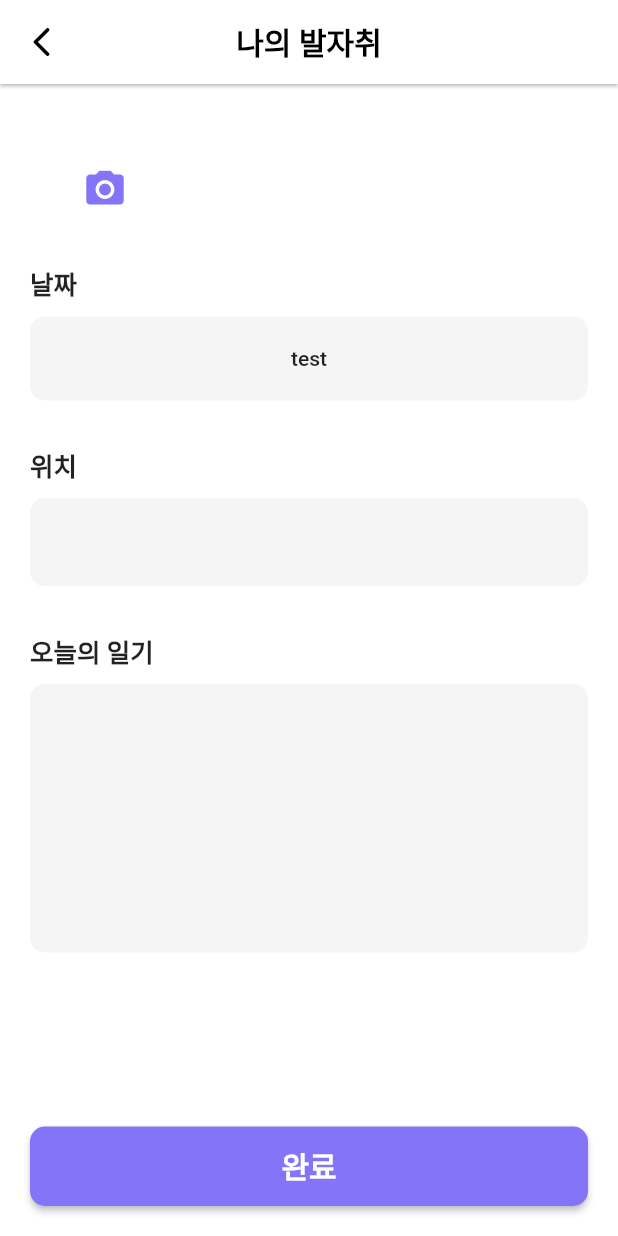
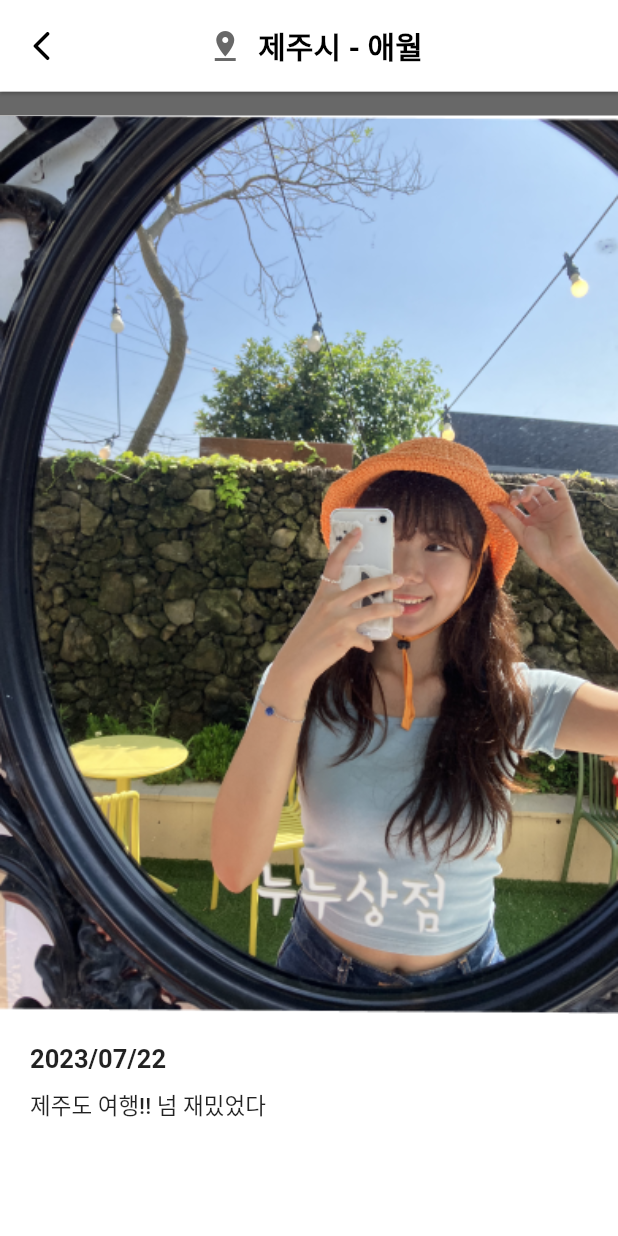
Before and after one commit to Capstone-design-ETA/ETA_Flutter, a Flutter app: the screen it shows after launch, on a phone screen of 412 x 824 dp. Run offline on Flutter 3.47's test engine with Material 2 defaults, Android fonts, the light colour scheme and no system bars.

Commit message:
feat: add feeds_view.dart #8

```diff
--- a/lib/main.dart
+++ b/lib/main.dart
@@ -1,3 +1,4 @@
+import 'package:eta_frontend/view/feeds_view.dart';
 import 'package:eta_frontend/view/writing_view.dart';
 import 'package:flutter/material.dart';
 
@@ -17,9 +18,9 @@ class _MyAppState extends State<MyApp> {
     return MaterialApp(
       debugShowCheckedModeBanner: false,
       title: 'ETA',
-      initialRoute: '/writing',
+      initialRoute: '/feeds',
       routes: {
-        '/writing': (context) => WritingView(),
+        '/feeds': (context) => FeedsView(),
 
       },
     );
--- /dev/null
+++ b/lib/view/feeds_view.dart
@@ -0,0 +1,86 @@
+import 'package:flutter/material.dart';
+
+class FeedsView extends StatefulWidget {
+  const FeedsView({super.key});
+
+  @override
+  State<FeedsView> createState() => _FeedsViewState();
+}
+
+class _FeedsViewState extends State<FeedsView> {
+  @override
+  Widget build(BuildContext context) {
+    return Scaffold(
+      backgroundColor: Colors.white,
+      appBar: AppBar(
+        backgroundColor: Colors.white,
+        title: Row(
+          mainAxisAlignment: MainAxisAlignment.center,
+          children: [
+            Icon(
+              Icons.pin_drop,
+              color: Color(0xFF686868),
+            ),
+            SizedBox(width: 10.0,),
+            Text(
+              '제주시 - 애월',
+              style: TextStyle(
+                color: Colors.black,
+                fontWeight: FontWeight.w700,
+              ),
+            ),
+          ],
+        ),
+        // centerTitle: true,
+        elevation: 1.0,
+        toolbarHeight: 61.0,
+        leading: IconButton(
+            onPressed: () {},
+            icon: Icon(Icons.arrow_back_ios_rounded, color: Colors.black)),
+        actions: [
+          IconButton(
+              onPressed: () {},
+              icon: Icon(Icons.arrow_back_ios_rounded, color: Colors.white)),
+        ],
+      ),
+      body: Column(
+        children: [
+          Container(
+            height: 16.0,
+            color: Color(0xFF686868),
+          ),
+          Image.asset(
+            'images/selfie.png',
+            width: MediaQuery.of(context).size.width,
+            fit: BoxFit.cover,
+          ),
+          Container(
+            padding: EdgeInsets.all(20.0),
+            alignment: Alignment.centerLeft,
+            child: Column(
+              crossAxisAlignment: CrossAxisAlignment.start,
+              children: [
+                Text(
+                    '2023/07/22',
+                  style: TextStyle(
+                    fontSize: 17.0,
+                    fontWeight: FontWeight.w700,
+                  ),
+                  textAlign: TextAlign.start,
+                ),
+                SizedBox(height: 10.0,),
+                Text(
+                  '제주도 여행!! 넘 재밌었다 ',
+                  style: TextStyle(
+                    fontSize: 15.0,
+                    fontWeight: FontWeight.w500,
+                  ),
+                ),
+              ],
+            ),
+          )
+        ],
+      )
+    );
+  }
+}
--- a/pubspec.yaml
+++ b/pubspec.yaml
@@ -63,9 +63,8 @@ flutter:
   uses-material-design: true
 
   # To add assets to your application, add an assets section, like this:
-  # assets:
-  #   - images/a_dot_burr.jpeg
-  #   - images/a_dot_ham.jpeg
+  assets:
+    - images/
 
   # An image asset can refer to one or more resolution-specific "variants", see
   # https://flutter.dev/assets-and-images/#resolution-aware
```
Also changed, not shown: images/selfie.png (added).
